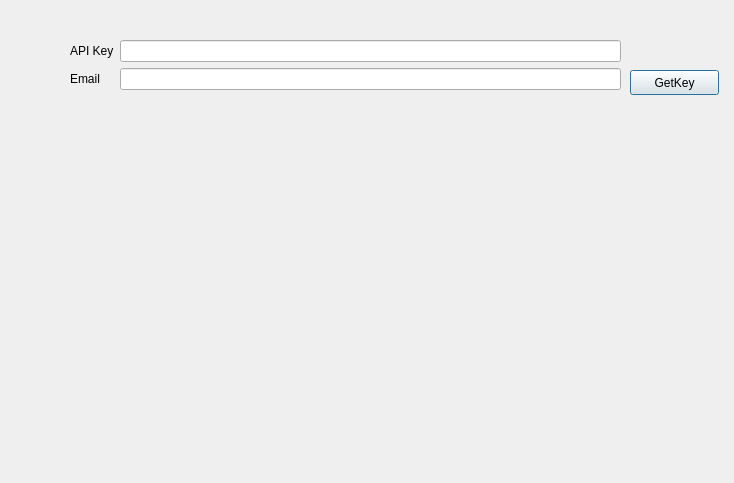
The window that ImaerPlugin/configuration_dlg.ui (opengeogroep/AERIUS-QGIS-plugins) describes before a commit, drawn with Qt 5.
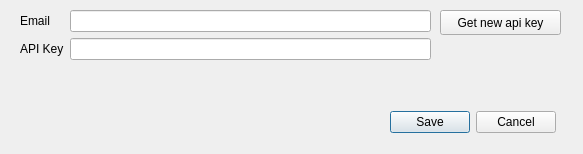
The same window after the commit.

Patch:
```diff
--- a/ImaerPlugin/configuration_dlg.ui
+++ b/ImaerPlugin/configuration_dlg.ui
@@ -6,8 +6,8 @@
    <rect>
     <x>0</x>
     <y>0</y>
-    <width>734</width>
-    <height>483</height>
+    <width>583</width>
+    <height>154</height>
    </rect>
   </property>
   <property name="windowTitle">
@@ -16,23 +16,13 @@
   <widget class="QWidget" name="formLayoutWidget">
    <property name="geometry">
     <rect>
-     <x>70</x>
-     <y>40</y>
-     <width>551</width>
-     <height>411</height>
+     <x>20</x>
+     <y>10</y>
+     <width>411</width>
+     <height>91</height>
     </rect>
    </property>
    <layout class="QFormLayout" name="formLayout">
-    <item row="0" column="0">
-     <widget class="QLabel" name="label_key">
-      <property name="text">
-       <string>API Key</string>
-      </property>
-     </widget>
-    </item>
-    <item row="0" column="1">
-     <widget class="QLineEdit" name="edit_key"/>
-    </item>
     <item row="1" column="0">
      <widget class="QLabel" name="label_email">
       <property name="text">
@@ -47,19 +37,42 @@
       </property>
      </widget>
     </item>
+    <item row="2" column="1">
+     <widget class="QLineEdit" name="edit_key"/>
+    </item>
+    <item row="2" column="0">
+     <widget class="QLabel" name="label_key">
+      <property name="text">
+       <string>API Key</string>
+      </property>
+     </widget>
+    </item>
    </layout>
   </widget>
   <widget class="QPushButton" name="button_get_key">
    <property name="geometry">
     <rect>
-     <x>630</x>
-     <y>70</y>
-     <width>89</width>
+     <x>440</x>
+     <y>10</y>
+     <width>121</width>
      <height>25</height>
     </rect>
    </property>
    <property name="text">
-    <string>GetKey</string>
+    <string>Get new api key</string>
+   </property>
+  </widget>
+  <widget class="QDialogButtonBox" name="buttonBox">
+   <property name="geometry">
+    <rect>
+     <x>390</x>
+     <y>110</y>
+     <width>166</width>
+     <height>25</height>
+    </rect>
+   </property>
+   <property name="standardButtons">
+    <set>QDialogButtonBox::Cancel|QDialogButtonBox::Save</set>
    </property>
   </widget>
  </widget>
```
Left out of the diff: 35 changed lines with no effect on the pictures.
